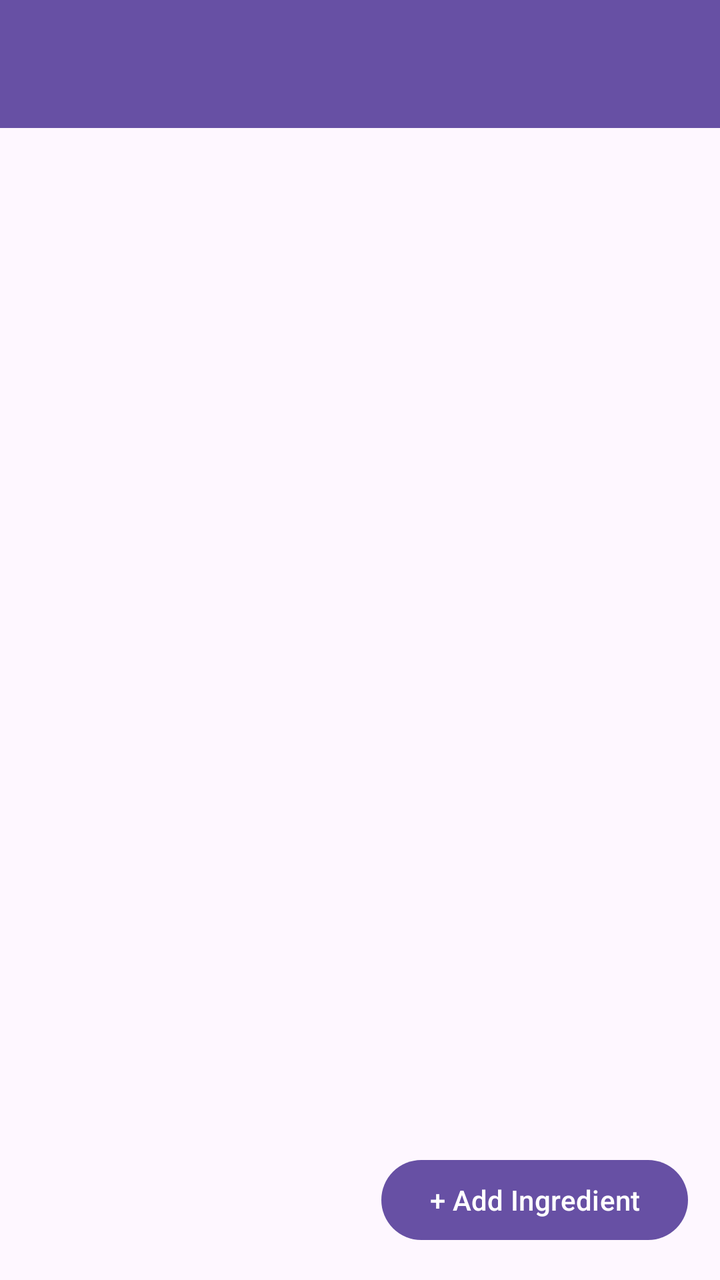
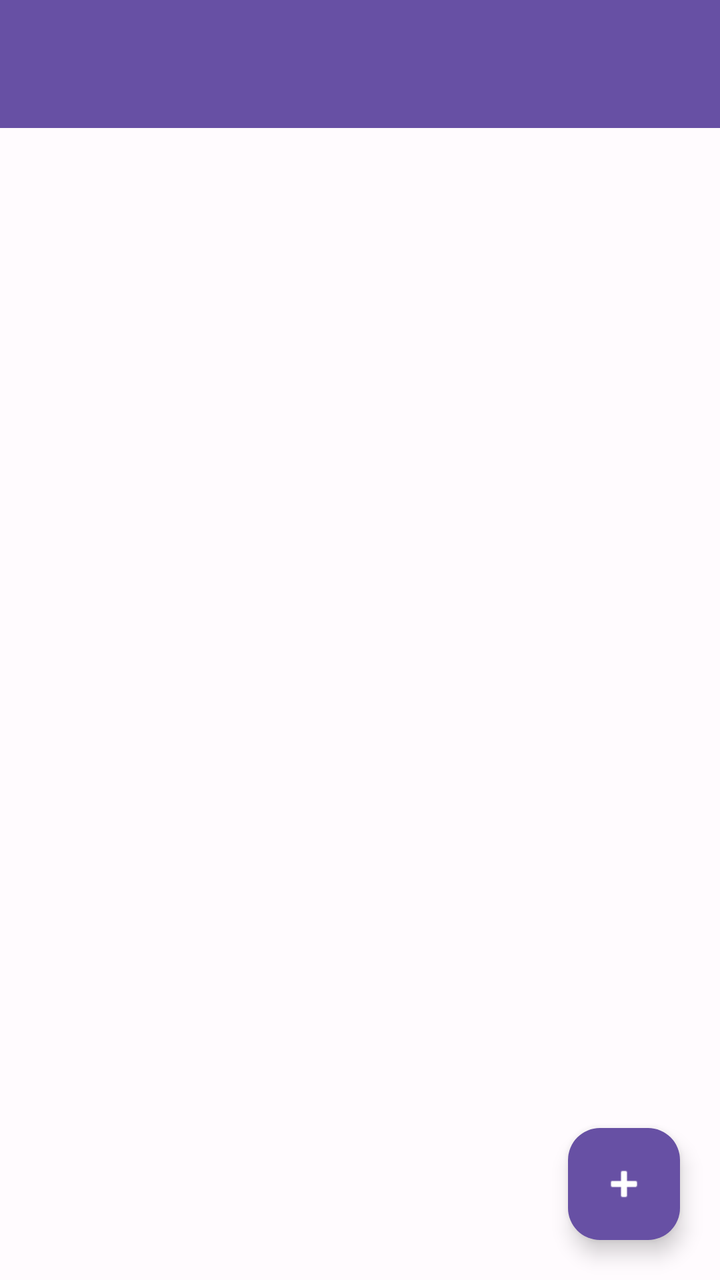

Before-and-after screenshots of an Android layout around one commit, followed by the original layout XML and the change that was made.
<!-- AndroidManifest.xml: application theme Theme.SmartPantryManager -->
<!-- res/layout/activity_main.xml -->
<?xml version="1.0" encoding="utf-8"?>
<androidx.constraintlayout.widget.ConstraintLayout xmlns:android="http://schemas.android.com/apk/res/android"
    xmlns:app="http://schemas.android.com/apk/res-auto"
    android:layout_width="match_parent"
    android:layout_height="match_parent"
    android:fitsSystemWindows="true">

    <androidx.appcompat.widget.Toolbar
        android:id="@+id/toolbar"
        android:layout_width="match_parent"
        android:layout_height="?attr/actionBarSize"
        android:background="?attr/colorPrimary"
        android:theme="@style/ThemeOverlay.AppCompat.Dark.ActionBar"
        app:layout_constraintTop_toTopOf="parent"/>

    <androidx.recyclerview.widget.RecyclerView
        android:id="@+id/recyclerViewPantry"
        android:layout_width="match_parent"
        android:layout_height="0dp"
        android:padding="8dp"
        app:layout_constraintTop_toBottomOf="@id/toolbar"
        app:layout_constraintBottom_toBottomOf="parent"
        app:layout_constraintStart_toStartOf="parent"
        app:layout_constraintEnd_toEndOf="parent"/>

    <Button
        android:id="@+id/fabAddItem"
        android:layout_width="wrap_content"
        android:layout_height="wrap_content"
        android:text="+ Add Ingredient"
        android:layout_margin="16dp"
        app:layout_constraintBottom_toBottomOf="parent"
        app:layout_constraintEnd_toEndOf="parent"/>

</androidx.constraintlayout.widget.ConstraintLayout>
<!-- resources referenced by this layout -->
<resources>
  <style name="Theme.SmartPantryManager" parent="Theme.Material3.DayNight.NoActionBar">
      </style>
</resources>

<!-- the commit's change to res/layout/activity_main.xml (unified diff, before → after) -->
@@ -3,32 +3,77 @@
     xmlns:app="http://schemas.android.com/apk/res-auto"
     android:layout_width="match_parent"
     android:layout_height="match_parent"
-    android:fitsSystemWindows="true">
+    android:fitsSystemWindows="true"
+    android:background="@color/pantry_background">
 
     <androidx.appcompat.widget.Toolbar
         android:id="@+id/toolbar"
         android:layout_width="match_parent"
         android:layout_height="?attr/actionBarSize"
-        android:background="?attr/colorPrimary"
+        android:background="@color/pantry_primary"
         android:theme="@style/ThemeOverlay.AppCompat.Dark.ActionBar"
+        app:popupTheme="@style/ThemeOverlay.AppCompat.Light"
         app:layout_constraintTop_toTopOf="parent"/>
+
+    <com.google.android.material.card.MaterialCardView
+        android:id="@+id/expiryBanner"
+        android:layout_width="match_parent"
+        android:layout_height="wrap_content"
+        android:layout_margin="8dp"
+        android:clickable="true"
+        android:focusable="true"
+        android:visibility="gone"
+        app:cardCornerRadius="12dp"
+        app:cardElevation="0dp"
+        app:cardBackgroundColor="#FFF3E0"
+        app:strokeColor="#FFB74D"
+        app:strokeWidth="1dp"
+        app:layout_constraintTop_toBottomOf="@id/toolbar">
+
+        <LinearLayout
+            android:layout_width="match_parent"
+            android:layout_height="wrap_content"
+            android:orientation="horizontal"
+            android:padding="12dp"
+            android:gravity="center_vertical">
+
+            <ImageView
+                android:layout_width="24dp"
+                android:layout_height="24dp"
+                android:src="@drawable/expiring_soon"
+                android:contentDescription="Warning"/>
+
+            <TextView
+                android:id="@+id/expiryBannerText"
+                android:layout_width="0dp"
+                android:layout_height="wrap_content"
+                android:layout_weight="1"
+                android:layout_marginStart="10dp"
+                android:textSize="14sp"
+                android:textColor="#5D4037"/>
+        </LinearLayout>
+    </com.google.android.material.card.MaterialCardView>
 
     <androidx.recyclerview.widget.RecyclerView
         android:id="@+id/recyclerViewPantry"
         android:layout_width="match_parent"
         android:layout_height="0dp"
         android:padding="8dp"
-        app:layout_constraintTop_toBottomOf="@id/toolbar"
+        android:clipToPadding="false"
+        app:layout_constraintTop_toBottomOf="@id/expiryBanner"
         app:layout_constraintBottom_toBottomOf="parent"
         app:layout_constraintStart_toStartOf="parent"
         app:layout_constraintEnd_toEndOf="parent"/>
 
-    <Button
+    <com.google.android.material.floatingactionbutton.FloatingActionButton
         android:id="@+id/fabAddItem"
         android:layout_width="wrap_content"
         android:layout_height="wrap_content"
-        android:text="+ Add Ingredient"
-        android:layout_margin="16dp"
+        android:layout_margin="20dp"
+        android:contentDescription="Add Ingredient"
+        app:srcCompat="@android:drawable/ic_input_add"
+        app:backgroundTint="@color/pantry_primary"
+        app:tint="@color/pantry_on_primary"
         app:layout_constraintBottom_toBottomOf="parent"
         app:layout_constraintEnd_toEndOf="parent"/>
 
<!-- resource entries referenced after the edit -->
@@ -1,5 +1,18 @@
 <!-- resources referenced by this layout -->
 <resources>
+  <color name="pantry_background">#FFFBFE</color>
+  <color name="pantry_on_primary">#FFFFFF</color>
+  <color name="pantry_primary">#6750A4</color>
+  <!-- drawable expiring_soon (drawable) -->
+  <vector xmlns:android="http://schemas.android.com/apk/res/android" android:height="24dp" android:tint="#000000" android:viewportHeight="24" android:viewportWidth="24" android:width="24dp">
+        
+      <path android:fillColor="@android:color/white" android:pathData="M12,5.99L19.53,19H4.47L12,5.99M12,2L1,21h22L12,2L12,2z"/>
+        
+      <path android:fillColor="@android:color/white" android:pathData="M13,16l-2,0l0,2l2,0z"/>
+        
+      <path android:fillColor="@android:color/white" android:pathData="M13,10l-2,0l0,5l2,0z"/>
+      
+  </vector>
   <style name="Theme.SmartPantryManager" parent="Theme.Material3.DayNight.NoActionBar">
       </style>
 </resources>
